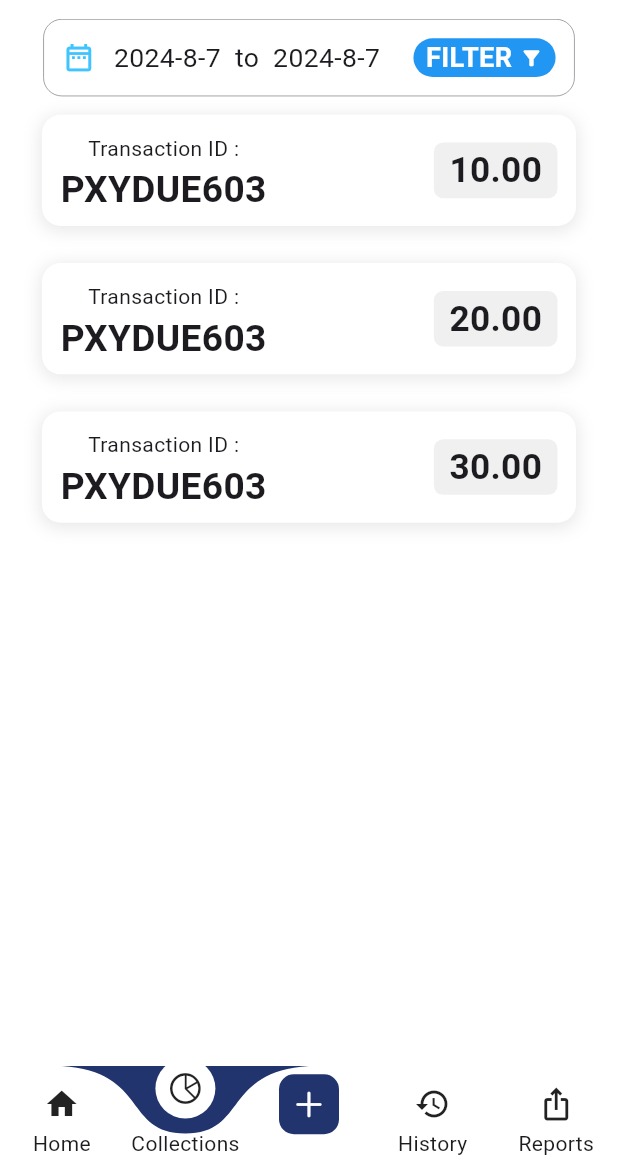
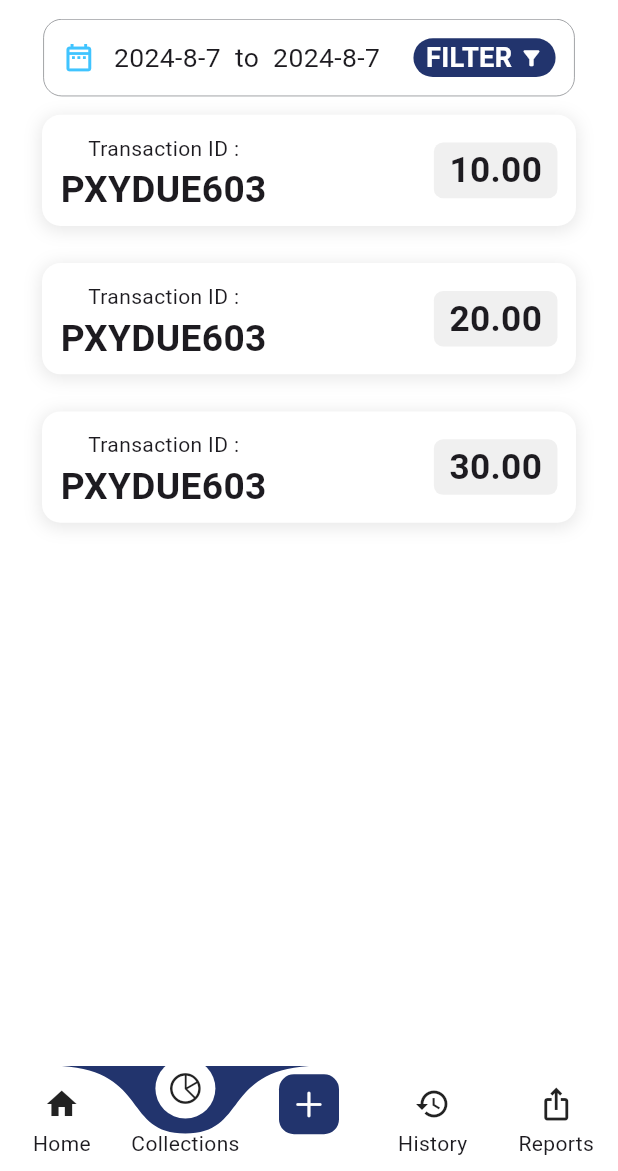
Before and after one commit to kousarpcp/plexpay, a Flutter app: the screen it shows after launch, item 2 of the bottom bar chosen, on a phone screen of 412 x 824 dp, the part 65-1236 px from its top. Run offline on Flutter 3.47's test engine with Material 3 defaults, Android fonts, the phone set to English and light mode, and no system bars; drawn by our look-alikes of curved_labeled_navigation_bar; our stand-ins replace country_picker, flutter_staggered_animations, flutter_svg, fluttertoast, google_fonts, internet_connection_checker and 6 more; missing offline and left inert: esys_flutter_share_plus, flutter_bluetooth_basic, maxx_sunmi_printer; project files that could hold a hidden picture were left out.

Commit message:
collection change

```diff
--- a/lib/featurs/details adding/screen/collections.dart
+++ b/lib/featurs/details adding/screen/collections.dart
@@ -148,7 +148,7 @@ class _CollectionsState extends State<Collections> {
                         height: width * 0.077,
                         width: width * 0.23,
                         decoration: BoxDecoration(
-                            color: Colors.blue,
+                            color: colorConst.blue,
                             borderRadius: BorderRadius.circular(width * 0.35)),
                         child: Row(
                           mainAxisAlignment: MainAxisAlignment.center,
--- a/lib/featurs/details adding/screen/splashScreen.dart
+++ b/lib/featurs/details adding/screen/splashScreen.dart
@@ -25,7 +25,7 @@ class _SplashscreenState extends State<Splashscreen> {
   Widget build(BuildContext context) {
     return SafeArea(
       child: Scaffold(
-        backgroundColor: colorConst.darkblue,
+        backgroundColor: Colors.white,
         body: Column(
           mainAxisAlignment: MainAxisAlignment.center,
           children: [
```
